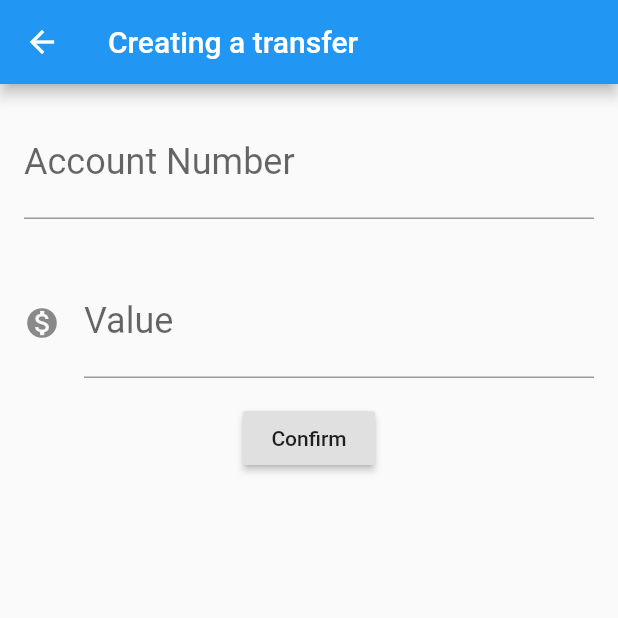
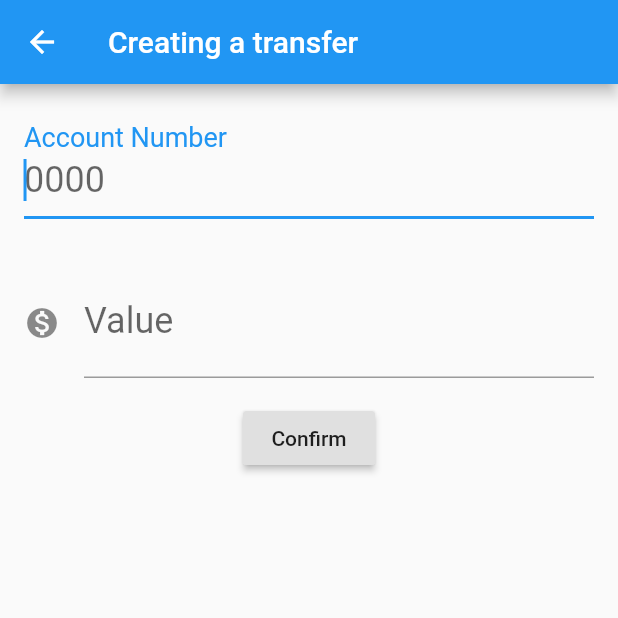
Before and after one commit to caioincau/bytebank, a Flutter app: the screen it shows after launch, after a tap on the "add" icon, on a phone screen of 412 x 824 dp, the top half of it. Run offline on Flutter 3.47's test engine with Material 2 defaults, Android fonts, the phone set to English and light mode, and no system bars.

```diff
--- a/lib/main.dart
+++ b/lib/main.dart
@@ -18,12 +18,14 @@ class TransferForm extends StatelessWidget {
         appBar: AppBar(
           title: Text('Creating a transfer'),
         ),
-        body: Column(
+        body: SingleChildScrollView(
+          child: Column(
             children: <Widget>[
               Editor(
                 controller: _accountNumberFieldController,
                 label: 'Account Number',
                 hint: '0000',
+                autofocus: true,
               ),
               Editor(
                 controller: _valueFieldController,
@@ -33,19 +35,21 @@ class TransferForm extends StatelessWidget {
               ),
               RaisedButton(
                 child: Text('Confirm'),
-              onPressed: () => _createTransfer(),
+                onPressed: () => _createTransfer(context),
               )
             ],
+          ),
         ));
   }
 
-  void _createTransfer() {
+  void _createTransfer(BuildContext context) {
     final int accountNumber = int.tryParse(_accountNumberFieldController.text);
     final double value = double.tryParse(_valueFieldController.text);
 
     if (accountNumber != null && value != null) {
       final transfer = Transfer(value, accountNumber);
       debugPrint('$transfer');
+      Navigator.pop(context, transfer);
     }
   }
 }
@@ -55,17 +59,20 @@ class Editor extends StatelessWidget {
   final String label;
   final String hint;
   final IconData icon;
+  final bool autofocus;
   Editor({
     @required this.controller,
     @required this.label,
     @required this.hint,
     this.icon,
+    this.autofocus = false,
   });
   @override
   Widget build(BuildContext context) {
     return Padding(
       padding: const EdgeInsets.all(16.0),
       child: TextField(
+        autofocus: autofocus,
         controller: controller,
         keyboardType: TextInputType.number,
         style: TextStyle(fontSize: 24.0),
@@ -79,26 +86,43 @@ class Editor extends StatelessWidget {
   }
 }
 
-class TransfersList extends StatelessWidget {
+class TransfersList extends StatefulWidget {
+  final List<Transfer> _transfers = List();
+  @override
+  State<StatefulWidget> createState() {
+    return TransferListState();
+  }
+}
+
+class TransferListState extends State<TransfersList> {
   @override
   Widget build(BuildContext context) {
-    // TODO: implement build
     return Scaffold(
-      body: Column(
-        children: <Widget>[
-          TransferItem(Transfer(100, 1000)),
-          TransferItem(Transfer(99, 1000)),
-          TransferItem(Transfer(223, 1000))
-        ],
+      body: ListView.builder(
+        itemCount: widget._transfers.length,
+        itemBuilder: (context, index) {
+          final transfer = widget._transfers[index];
+          return new TransferItem(transfer);
+        },
       ),
       appBar: AppBar(
         title: Text('Transfers'),
       ),
       floatingActionButton: FloatingActionButton(
         onPressed: () {
+          final Future future =
               Navigator.push(context, MaterialPageRoute(builder: (context) {
             return TransferForm();
           }));
+          future.then((transferReceived) {
+            debugPrint('arrived at then of the future');
+            debugPrint('$transferReceived');
+            setState(() {
+              if (transferReceived != null) {
+                widget._transfers.add(transferReceived);
+              }
+            });
+          });
         },
         child: Icon(Icons.add),
       ),
```
Lines whose indentation alone changed are shown as unchanged.
